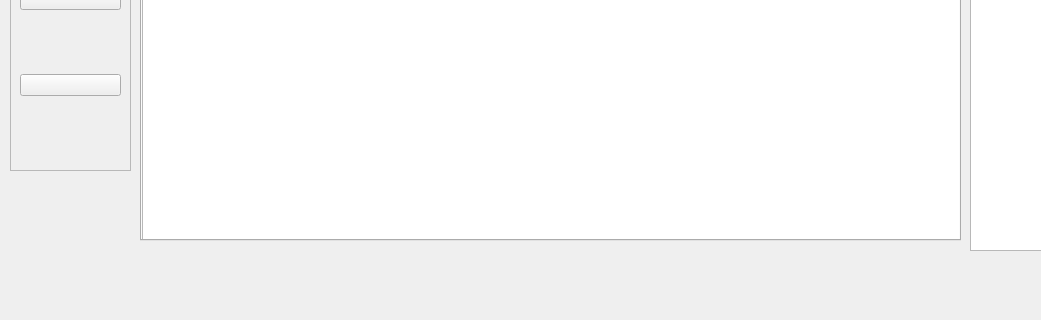
Old version of the form mainwindow.ui in the repository riobun/FlowChartStudio; both pictures show x 0 to 1041 and y 580 to 900 of the 1200 by 900 pixel window.
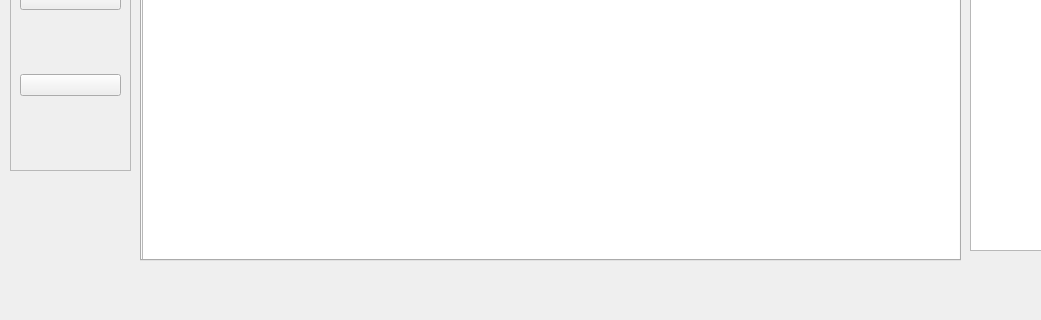
New version of the form. Icons and pictures are not drawn.

The edit to the form file:
```diff
--- a/mainwindow.ui
+++ b/mainwindow.ui
@@ -299,7 +299,7 @@
       <x>140</x>
       <y>10</y>
       <width>821</width>
-      <height>771</height>
+      <height>791</height>
      </rect>
     </property>
     <widget class="QWidget" name="tab">
@@ -312,7 +312,7 @@
         <x>0</x>
         <y>-10</y>
         <width>831</width>
-        <height>761</height>
+        <height>781</height>
        </rect>
       </property>
      </widget>
```
Left out of the diff: 2 changed lines with no effect on the pictures.
